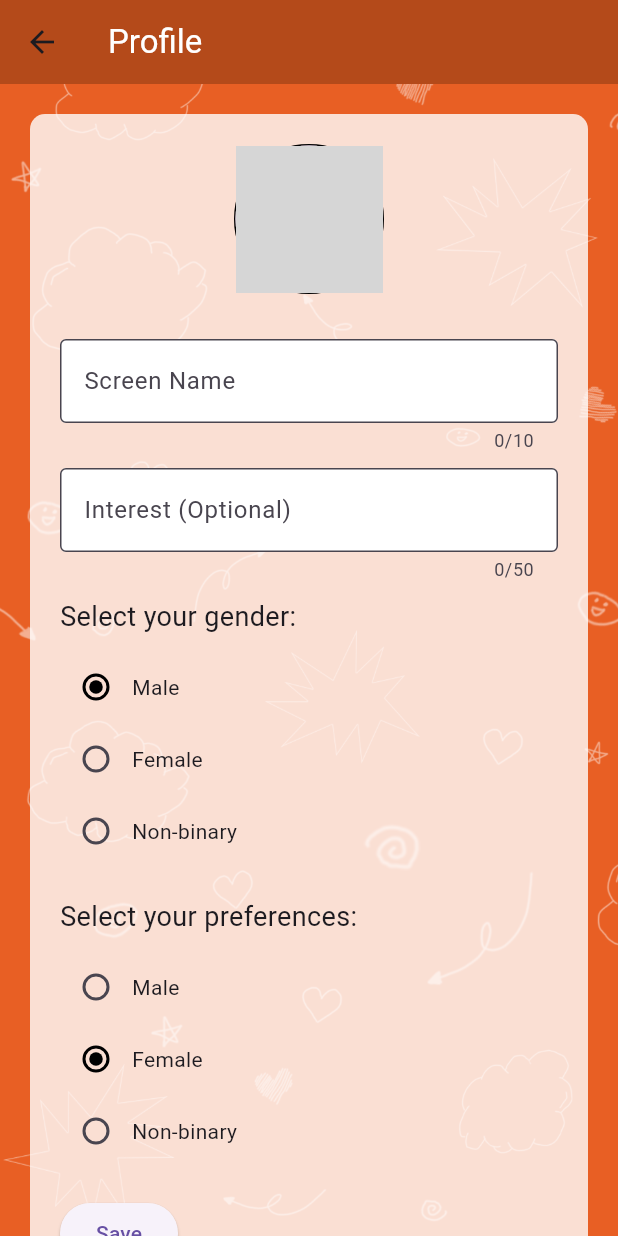
After one commit to kanon-saint/OmeChat, a Flutter app: the screen it shows after launch, after a tap on "Anonymous", on a phone screen of 412 x 824 dp. The commit adds this screen. Run offline on Flutter 3.47's test engine with Material 3 defaults, Android fonts, the phone set to English and light mode, and no system bars; our stand-ins replace cloud_firestore, firebase_auth, firebase_core; accounts and stored records are empty; network calls fail; grey boxes are pictures that could not be loaded.

Commit message:
Added Profile
- Profile Picture
- Interest
- Gender
- Preferences
- Improved UI in chatroom

Need to add backend for profile page and reflect it in chatroom. Need to improve the logic for matching. There are some bugs especially when multiple users simultaneously queuing. I think we need something like a websocket (like a server function) idk, to handle the matching to only one function, not on each devices.

```diff
--- a/lib/home_page.dart
+++ b/lib/home_page.dart
@@ -1,6 +1,7 @@
 import 'package:flutter/material.dart';
 import 'package:firebase_auth/firebase_auth.dart';
 import 'loading_screen.dart'; // Assuming this is your loading screen
+import 'profile.dart'; // Import your ProfilePage
 
 class HomePage extends StatefulWidget {
   const HomePage({Key? key}) : super(key: key);
@@ -54,6 +55,51 @@ class _HomePageState extends State<HomePage> {
   @override
   Widget build(BuildContext context) {
     return Scaffold(
+      appBar: AppBar(
+        backgroundColor: Color.fromRGBO(180, 74, 26, 1),
+        actions: [
+          GestureDetector(
+            onTap: () {
+              // Navigate to ProfilePage
+              Navigator.push(
+                context,
+                MaterialPageRoute(builder: (context) => ProfilePage()),
+              );
+            },
+            child: Padding(
+              padding: const EdgeInsets.symmetric(horizontal: 16.0),
+              child: Row(
+                children: [
+                  Text(
+                    'Anonymous', // Changed the text to "Anonymous"
+                    style: TextStyle(
+                      fontSize: 20.0,
+                      fontWeight: FontWeight.bold,
+                      color: Colors.white, // Made the text white
+                    ),
+                  ),
+                  SizedBox(width: 8.0),
+                  Container(
+                    decoration: BoxDecoration(
+                      shape: BoxShape.circle,
+                      border: Border.all(
+                        color: Colors.black, // Set the border color here
+                        width: 1.0, // Set the border width here
+                      ),
+                    ),
+                    child: CircleAvatar(
+                      backgroundImage: NetworkImage(
+                        'https://firebasestorage.googleapis.com/v0/b/omechat-7c75c.appspot.com/o/profile1.png?alt=media&token=0ddebb1d-56fa-42c9-be1e-5c09b8a55011',
+                      ),
+                      radius: 20,
+                    ),
+                  ),
+                ],
+              ),
+            ),
+          ),
+        ],
+      ),
       body: Stack(
         children: [
           Positioned.fill(
--- /dev/null
+++ b/lib/profile.dart
@@ -0,0 +1,297 @@
+import 'package:flutter/material.dart';
+
+class ProfilePage extends StatefulWidget {
+  const ProfilePage({Key? key}) : super(key: key);
+
+  @override
+  _ProfilePageState createState() => _ProfilePageState();
+}
+
+class _ProfilePageState extends State<ProfilePage> {
+  bool likeBoys = false;
+  bool likeGirls = false;
+  String? selectedProfile = 'profile4'; // Default profile selection
+  String? gender = 'boy'; // Default gender selection
+  String? preference = 'girls'; // Default preference selection
+
+  @override
+  Widget build(BuildContext context) {
+    return Scaffold(
+      appBar: AppBar(
+        backgroundColor: Color.fromRGBO(180, 74, 26, 1),
+        title: Text(
+          'Profile',
+          style: TextStyle(color: Colors.white),
+        ),
+      ),
+      body: SingleChildScrollView(
+        child: Container(
+          decoration: BoxDecoration(
+            image: DecorationImage(
+              image: AssetImage("assets/background.png"),
+              fit: BoxFit.cover,
+            ),
+          ),
+          child: Padding(
+            padding: const EdgeInsets.all(20.0),
+            child: Container(
+              decoration: BoxDecoration(
+                color: Colors.white.withOpacity(0.8),
+                borderRadius: BorderRadius.circular(10.0),
+              ),
+              padding: const EdgeInsets.all(20.0),
+              child: Column(
+                crossAxisAlignment: CrossAxisAlignment.start,
+                children: <Widget>[
+                  GestureDetector(
+                    onTap: () async {
+                      final selectedProfileTemp =
+                          await _showProfileSelectionDialog();
+                      if (selectedProfileTemp != null) {
+                        setState(() {
+                          selectedProfile = selectedProfileTemp;
+                        });
+                      }
+                    },
+                    child: Center(
+                      child: Container(
+                        width: 100,
+                        height: 100,
+                        decoration: BoxDecoration(
+                          shape: BoxShape.circle,
+                          border: Border.all(
+                            color: Colors.black, // Set the border color here
+                            width: 1.0, // Set the border width here
+                          ),
+                        ),
+                        child: CircleAvatar(
+                          backgroundImage: NetworkImage(
+                            'https://firebasestorage.googleapis.com/v0/b/omechat-7c75c.appspot.com/o/$selectedProfile.png?alt=media&token=0ddebb1d-56fa-42c9-be1e-5c09b8a55011',
+                          ),
+                          radius: 40,
+                        ),
+                      ),
+                    ),
+                  ),
+                  SizedBox(height: 30.0),
+                  TextField(
+                    maxLength: 10,
+                    decoration: InputDecoration(
+                      filled: true,
+                      fillColor: Colors.white,
+                      border: OutlineInputBorder(),
+                      labelText: 'Screen Name',
+                    ),
+                  ),
+                  SizedBox(height: 10.0),
+                  TextField(
+                    maxLength: 50,
+                    minLines: 1,
+                    maxLines: 2,
+                    decoration: InputDecoration(
+                      filled: true,
+                      fillColor: Colors.white,
+                      border: OutlineInputBorder(),
+                      labelText: 'Interest (Optional)',
+                    ),
+                  ),
+                  SizedBox(height: 10.0),
+                  Text(
+                    'Select your gender:',
+                    style: TextStyle(fontSize: 18.0),
+                  ),
+                  SizedBox(height: 10.0),
+                  Column(
+                    children: <Widget>[
+                      Row(
+                        children: [
+                          Radio<String>(
+                            value: 'boy',
+                            groupValue: gender,
+                            onChanged: (value) {
+                              setState(() {
+                                gender = value;
+                              });
+                            },
+                            activeColor:
+                                Colors.black, // Set the active color to black
+                          ),
+                          Text('Male')
+                        ],
+                      ),
+                      Row(
+                        children: [
+                          Radio<String>(
+                            value: 'girl',
+                            groupValue: gender,
+                            onChanged: (value) {
+                              setState(() {
+                                gender = value;
+                              });
+                            },
+                            activeColor:
+                                Colors.black, // Set the active color to black
+                          ),
+                          Text('Female')
+                        ],
+                      ),
+                      Row(
+                        children: [
+                          Radio<String>(
+                            value: 'both',
+                            groupValue: gender,
+                            onChanged: (value) {
+                              setState(() {
+                                gender = value;
+                              });
+                            },
+                            activeColor:
+                                Colors.black, // Set the active color to black
+                          ),
+                          Text('Non-binary')
+                        ],
+                      ),
+                    ],
+                  ),
+                  SizedBox(height: 20.0),
+                  Text(
+                    'Select your preferences:',
+                    style: TextStyle(fontSize: 18.0),
+                  ),
+                  SizedBox(height: 10.0),
+                  Column(
+                    children: <Widget>[
+                      Row(
+                        children: [
+                          Radio<String>(
+                            value: 'boys',
+                            groupValue: preference,
+                            onChanged: (value) {
+                              setState(() {
+                                preference = value;
+                              });
+                            },
+                            activeColor:
+                                Colors.black, // Set the active color to black
+                          ),
+                          Text('Male')
+                        ],
+                      ),
+                      Row(
+                        children: [
+                          Radio<String>(
+                            value: 'girls',
+                            groupValue: preference,
+                            onChanged: (value) {
+                              setState(() {
+                                preference = value;
+                              });
+                            },
+                            activeColor:
+                                Colors.black, // Set the active color to black
+                          ),
+                          Text('Female')
+                        ],
+                      ),
+                      Row(
+                        children: [
+                          Radio<String>(
+                            value: 'both',
+                            groupValue: preference,
+                            onChanged: (value) {
+                              setState(() {
+                                preference = value;
+                              });
+                            },
+                            activeColor:
+                                Colors.black, // Set the active color to black
+                          ),
+                          Text('Non-binary')
+                        ],
+                      ),
+                    ],
+                  ),
+                  SizedBox(height: 20.0),
+                  ElevatedButton(
+                    onPressed: () {
+                      _showSaveConfirmation();
+                    },
+                    child: Text('Save'),
+                  ),
+                ],
+              ),
+            ),
+          ),
+        ),
+      ),
+    );
+  }
+
+  Future<void> _showSaveConfirmation() async {
+    await showDialog(
+      context: context,
+      builder: (BuildContext context) {
+        return AlertDialog(
+          title: Text('Changes Saved'),
+          actions: <Widget>[
+            TextButton(
+              onPressed: () {
+                Navigator.of(context).pop();
+              },
+              child: Text('OK'),
+            ),
+          ],
+        );
+      },
+    );
+  }
+
+  Future<String?> _showProfileSelectionDialog() async {
+    return await showDialog<String>(
+      context: context,
+      builder: (BuildContext context) {
+        return AlertDialog(
+          title: Text('Select Profile Picture'),
+          content: Container(
+            width: double.maxFinite,
+            child: GridView.count(
+              crossAxisCount: 2,
+              shrinkWrap: true,
+              children: List.generate(
+                8,
+                (index) => _buildProfileOption('profile${index + 1}'),
+              ),
+            ),
+          ),
+        );
+      },
+    );
+  }
+
+  Widget _buildProfileOption(String profileName) {
+    return Padding(
+      padding: const EdgeInsets.all(8.0),
+      child: GestureDetector(
+        onTap: () {
+          Navigator.pop(context,
+              profileName); // Pass the selected profile name back to the dialog caller
+        },
+        child: Container(
+          decoration: BoxDecoration(
+            shape: BoxShape.circle,
+            border: Border.all(
+              color: Colors.black,
+              width: 1.0,
+            ),
+          ),
+          child: CircleAvatar(
+            backgroundImage: NetworkImage(
+              'https://firebasestorage.googleapis.com/v0/b/omechat-7c75c.appspot.com/o/$profileName.png?alt=media&token=0ddebb1d-56fa-42c9-be1e-5c09b8a55011',
+            ),
+            radius: 40,
+          ),
+        ),
+      ),
+    );
+  }
+}
--- a/pubspec.yaml
+++ b/pubspec.yaml
@@ -14,6 +14,7 @@ dependencies:
   flutter:
     sdk: flutter
   audioplayers: any
+  firebase_storage: ^11.7.5
 
 dev_dependencies:
   flutter_test:
```
Also changed, not shown: lib/chat_room_screen.dart (+92 -9 lines), lib/firebase_options.dart, pubspec.lock, 3 other files.
